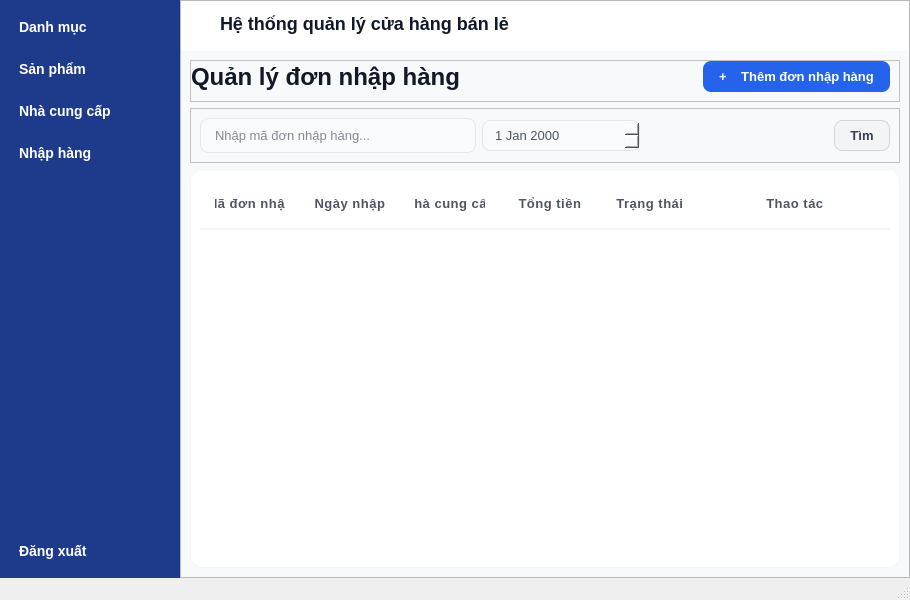
Before: the Qt Designer form ui/NhanVienKho/mainNVK.ui in doandt0612/retail-store-management, drawn with Qt 5.
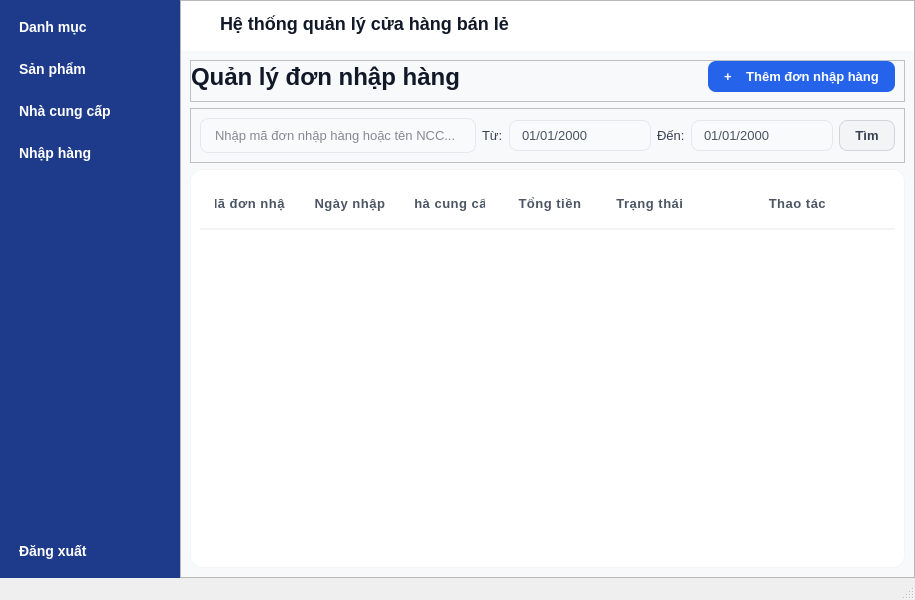
After: the same form once the commit is applied. The open tabs and pages were chosen to show the change.

Diff of the .ui file:
```diff
--- a/ui/NhanVienKho/mainNVK.ui
+++ b/ui/NhanVienKho/mainNVK.ui
@@ -1204,25 +1204,43 @@
               <item>
                <widget class="QLineEdit" name="txtTimKiemDonNhap">
                 <property name="placeholderText">
-                 <string>Nhập mã đơn nhập hàng...</string>
+                 <string>Nhập mã đơn nhập hàng hoặc tên NCC...</string>
                 </property>
                </widget>
               </item>
               <item>
-               <widget class="QDateEdit" name="deLocNgay_2"/>
+               <widget class="QLabel" name="lblTuNgayNH">
+                <property name="text">
+                 <string>Từ:</string>
+                </property>
+               </widget>
               </item>
               <item>
-               <spacer name="horizontalSpacer_14">
-                <property name="orientation">
-                 <enum>Qt::Horizontal</enum>
+               <widget class="QDateEdit" name="deLocNgay_2">
+                <property name="displayFormat">
+                 <string>dd/MM/yyyy</string>
                 </property>
-                <property name="sizeHint" stdset="0">
-                 <size>
-                  <width>140</width>
-                  <height>13</height>
-                 </size>
+                <property name="calendarPopup">
+                 <bool>true</bool>
                 </property>
-               </spacer>
+               </widget>
+              </item>
+              <item>
+               <widget class="QLabel" name="lblDenNgayNH">
+                <property name="text">
+                 <string>Đến:</string>
+                </property>
+               </widget>
+              </item>
+              <item>
+               <widget class="QDateEdit" name="deLocNgayDen_2">
+                <property name="displayFormat">
+                 <string>dd/MM/yyyy</string>
+                </property>
+                <property name="calendarPopup">
+                 <bool>true</bool>
+                </property>
+               </widget>
               </item>
               <item>
                <widget class="QPushButton" name="btnTimKiemDonNhap">
```
Left out of the diff: 4 changed lines with no effect on the pictures.
